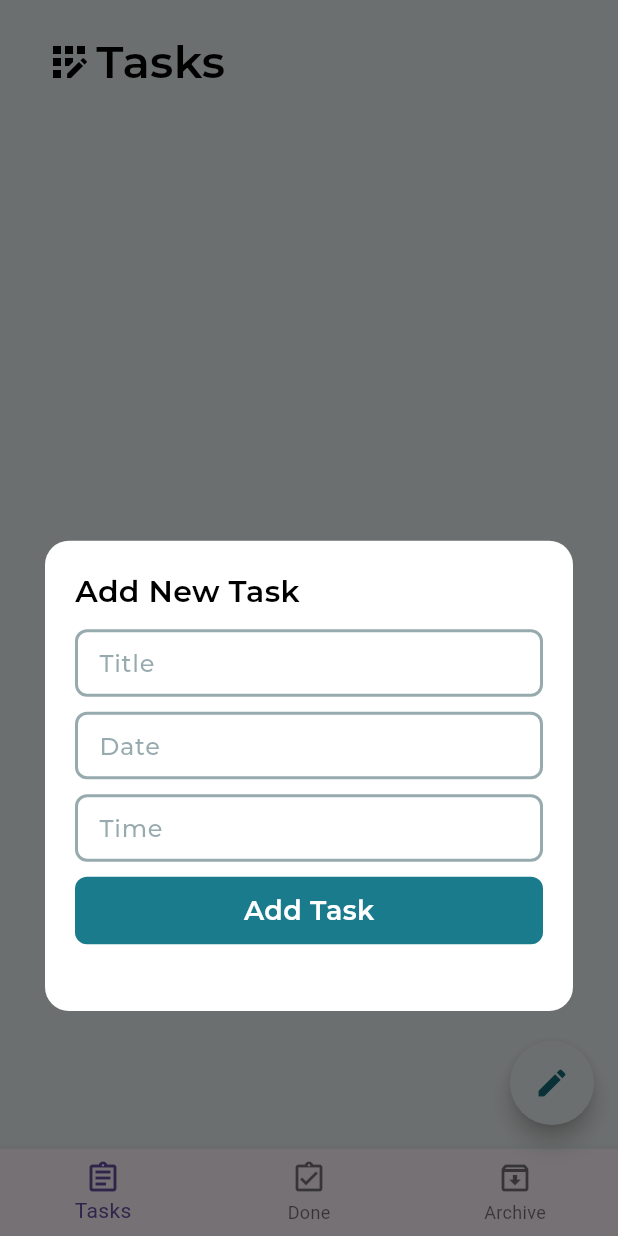
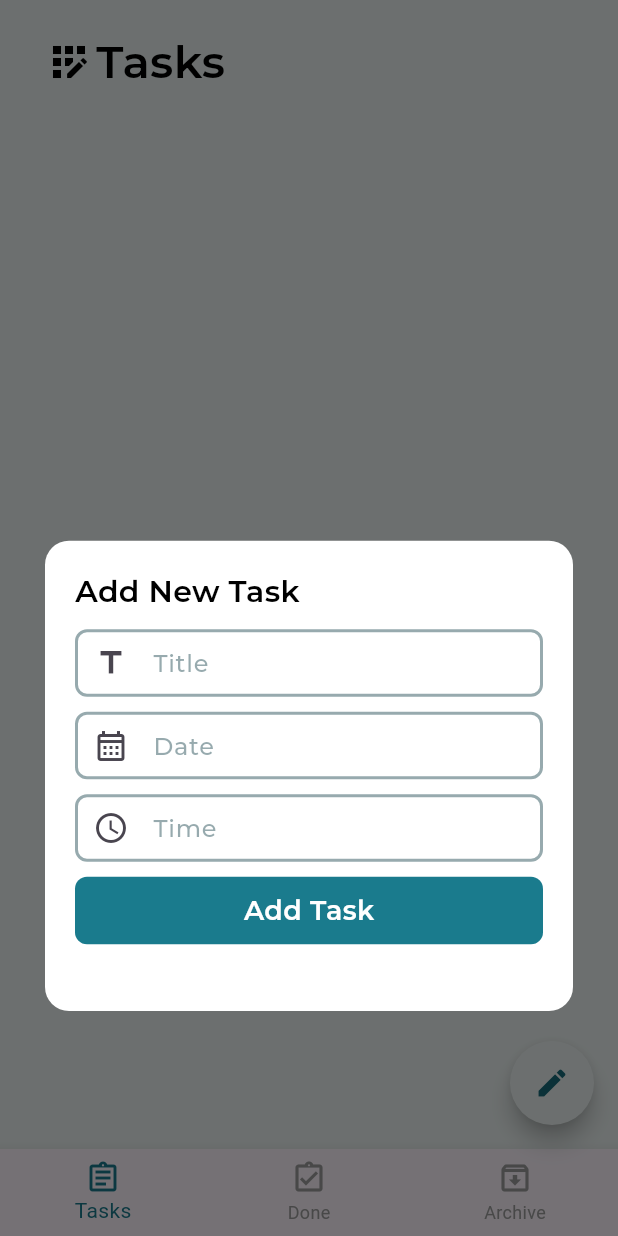
Before and after one commit to Bablu521/Todo-App, a Flutter app: the screen it shows after launch, after a tap on the "edit" icon, on a phone screen of 412 x 824 dp. Run offline on Flutter 3.47's test engine with Material 3 defaults, Android fonts, the phone set to English and light mode, and no system bars; our stand-ins replace dartz, flutter_bloc, get_it, sqflite; accounts and stored records are empty.

Commit message:
update in (insert & get queries) & ui of add task

```diff
--- a/lib/core/di/sevice_locator.dart
+++ b/lib/core/di/sevice_locator.dart
@@ -5,8 +5,8 @@ import 'package:todo_app/features/home/data/repo/home_repo_impl.dart';
 final getIt = GetIt.instance;
 
 void setupSeviceLocator() {
-  getIt.registerSingleton<AppDatabase>(AppDatabase());
+  getIt.registerSingleton<DatabaseHelpher>(DatabaseHelpher());
   getIt.registerSingleton<HomeRepoImpl>(
-    HomeRepoImpl(database: getIt.get<AppDatabase>()),
+    HomeRepoImpl(database: getIt.get<DatabaseHelpher>()),
   );
 }
--- a/lib/core/networking/database.dart
+++ b/lib/core/networking/database.dart
@@ -1,10 +1,15 @@
 import 'package:sqflite/sqflite.dart';
+import 'package:path/path.dart' as p;
+import 'package:todo_app/features/home/data/model/task_model.dart';
 
-class AppDatabase {
+class DatabaseHelpher {
   Database? database;
+
   createDatabase() async {
+    String dbPath = await getDatabasesPath();
+    String path = p.join(dbPath, "todo.db");
     database = await openDatabase(
-      "todo.db",
+      path,
       version: 1,
       onCreate: (Database db, int version) {
         // print("Database Created");
@@ -19,30 +24,33 @@ class AppDatabase {
     );
   }
 
-  insertIntoDatabase({
-    required String title,
-    required String date,
-    required String time,
-  }) {
-    database!.rawInsert(
-      "INSERT INTO tasks (title , date , time , status) Values ('$title' , '$date' , '$time' , 'Pending')",
+  // insertIntoDatabase({
+  //   required String title,
+  //   required String date,
+  //   required String time,
+  // }) {
+  //   database!.rawInsert(
+  //     "INSERT INTO tasks (title , date , time , status) Values ('$title' , '$date' , '$time' , 'Pending')",
+  //   );
+  // }
+
+  Future<void> insertIntoDatabase({required TaskModel task}) async {
+    await database!.insert(
+      "tasks",
+      task.toMap(),
+      conflictAlgorithm: ConflictAlgorithm.replace,
     );
-    // .then((id) {
-    //   print("${id} inserted Successfully");
-    // });
   }
 
   // Future<List<Map<String, dynamic>>> getData() async {
   //   return await database!.rawQuery("SELECT * FROM tasks");
   // }
-  Future<List<Map<String, dynamic>>> getData() {
-    return database!.rawQuery("SELECT * FROM tasks").then((tasks) {
-      return tasks;
-    });
+
+  Future<List<Map<String, dynamic>>> getData() async {
+    return await database!.query("tasks");
   }
 
   deleteFromDatabase({required int id}) async {
-    return await database!.rawDelete("DELETE FROM tasks WHERE id = ?",
-        [id]);
+    return await database!.rawDelete("DELETE FROM tasks WHERE id = ?", [id]);
   }
 }
--- a/lib/features/home/data/model/task_model.dart
+++ b/lib/features/home/data/model/task_model.dart
@@ -1,19 +1,29 @@
 class TaskModel {
-  final int id;
-  final String? title;
-  final String? date;
-  final String? time;
+  final int? id;
+  final String title;
+  final String date;
+  final String time;
   final String status;
 
   TaskModel({
-    required this.id,
+    this.id,
     required this.title,
     required this.date,
     required this.time,
     required this.status,
   });
 
-  factory TaskModel.fromJson(data) {
+  Map <String, dynamic> toMap() {
+    return {
+      "id" : id,
+      "title" : title,
+      "date" : date,
+      "time" : time,
+      "status" : status
+    };
+  }
+
+  factory TaskModel.fromMap(data) {
     return TaskModel(
       id: data["id"],
       title: data["title"],
--- a/lib/features/home/data/repo/home_repo_impl.dart
+++ b/lib/features/home/data/repo/home_repo_impl.dart
@@ -4,7 +4,7 @@ import 'package:todo_app/features/home/data/model/task_model.dart';
 import 'package:todo_app/features/home/data/repo/home_repo.dart';
 
 class HomeRepoImpl implements HomeRepo {
-  final AppDatabase database;
+  final DatabaseHelpher database;
   HomeRepoImpl({required this.database});
   @override
   Future<Either<String, List<TaskModel>>> fetchAllTasks() async {
@@ -12,7 +12,7 @@ class HomeRepoImpl implements HomeRepo {
       var data = await database.getData();
       List<TaskModel> tasks = [];
       for (var item in data) {
-        tasks.add(TaskModel.fromJson(item));
+        tasks.add(TaskModel.fromMap(item));
       }
       return right(tasks);
     } catch (e) {
--- a/lib/features/home/presentation/views/components/custom_text_form_field.dart
+++ b/lib/features/home/presentation/views/components/custom_text_form_field.dart
@@ -4,18 +4,27 @@ import 'package:todo_app/core/utils/styles.dart';
 class CustomTextFormField extends StatelessWidget {
   final TextEditingController controller;
   final String labelText;
-  const CustomTextFormField({super.key, required this.controller , required this.labelText});
+  final Icon prefixIcon;
+  final bool readOnly;
+  final VoidCallback? onTap;
+  const CustomTextFormField({
+    super.key,
+    required this.controller,
+    required this.labelText,
+    required this.prefixIcon,
+    required this.readOnly,
+    this.onTap
+  });
 
   @override
   Widget build(BuildContext context) {
     return TextFormField(
       controller: controller,
-      keyboardType: TextInputType.text,
+      readOnly: readOnly,
+      onTap: onTap,
       decoration: InputDecoration(
-        label: Text(
-          labelText,
-          style: AppStyles.style14.copyWith(fontSize: 16),
-        ),
+        prefixIcon: prefixIcon,
+        label: Text(labelText, style: AppStyles.style14.copyWith(fontSize: 16)),
         filled: true,
         fillColor: Colors.white,
         enabledBorder: outlineInputBorder(),
--- a/lib/features/home/presentation/views/components/task_item_controller.dart
+++ b/lib/features/home/presentation/views/components/task_item_controller.dart
@@ -34,7 +34,7 @@ class TaskItemController extends StatelessWidget {
           Expanded(
             child: InkWell(
               onTap: () async {
-                await getIt.get<AppDatabase>().deleteFromDatabase(id: task.id);
+                await getIt.get<DatabaseHelpher>().deleteFromDatabase(id: task.id!);
                 context.read<AllTasksCubit>().getAllTasks();
               },
               child: Container(
--- a/lib/features/home/presentation/views/components/task_item_details.dart
+++ b/lib/features/home/presentation/views/components/task_item_details.dart
@@ -20,7 +20,7 @@ class TaskItemDetails extends StatelessWidget {
               crossAxisAlignment: CrossAxisAlignment.start,
               children: [
                 Text(
-                  task.title ?? "Title",
+                  task.title,
                   style: AppStyles.style22,
                   overflow: TextOverflow.ellipsis,
                   maxLines: 1,
@@ -29,7 +29,7 @@ class TaskItemDetails extends StatelessWidget {
                 IntrinsicHeight(
                   child: Row(
                     children: [
-                      Text(task.date ?? "Date", style: AppStyles.style14),
+                      Text(task.date, style: AppStyles.style14),
                       VerticalDivider(
                         thickness: 1.4,
                         width: 15,
@@ -37,7 +37,7 @@ class TaskItemDetails extends StatelessWidget {
                         indent: 4, // Shortens from the top
                         endIndent: 4,
                       ),
-                      Text(task.time ?? "Time", style: AppStyles.style14),
+                      Text(task.time, style: AppStyles.style14),
                     ],
                   ),
                 ),
--- a/lib/features/home/presentation/views/components/tasks_listview_item.dart
+++ b/lib/features/home/presentation/views/components/tasks_listview_item.dart
@@ -11,6 +11,9 @@ class TasksListViewItem extends StatelessWidget {
   Widget build(BuildContext context) {
     return Padding(
       padding: EdgeInsets.symmetric(vertical: 10),
+      child: Material(
+        elevation: 5,
+        borderRadius: BorderRadius.circular(16),
         child: Container(
           padding: EdgeInsets.all(15),
           height: 135,
@@ -26,6 +29,7 @@ class TasksListViewItem extends StatelessWidget {
             ],
           ),
         ),
+      ),
     );
   }
 }
--- a/lib/features/home/presentation/views/home_view.dart
+++ b/lib/features/home/presentation/views/home_view.dart
@@ -4,7 +4,7 @@ import 'package:todo_app/core/di/sevice_locator.dart';
 import 'package:todo_app/core/networking/database.dart';
 import 'package:todo_app/core/utils/colors.dart';
 import 'package:todo_app/core/utils/styles.dart';
-import 'package:todo_app/features/home/data/repo/home_repo_impl.dart';
+import 'package:todo_app/features/home/data/model/task_model.dart';
 import 'package:todo_app/features/home/logic/cubit/all_tasks_cubit.dart';
 import 'package:todo_app/features/home/presentation/views/components/custom_text_form_field.dart';
 import 'package:todo_app/features/home/presentation/views/components/home_view_body.dart';
@@ -17,6 +17,8 @@ class HomeView extends StatefulWidget {
 }
 
 class _HomeViewState extends State<HomeView> {
+  int currentIndex = 0;
+  List<Widget> views = [View1(), View2(), View3()];
   final TextEditingController titleController = TextEditingController();
   final TextEditingController dateController = TextEditingController();
   final TextEditingController timeController = TextEditingController();
@@ -27,7 +29,9 @@ class _HomeViewState extends State<HomeView> {
   @override
   void initState() {
     super.initState();
-    // getIt.get<AppDatabase>().createDatabase();
+    getIt.get<DatabaseHelpher>().createDatabase().then((_) {
+      context.read<AllTasksCubit>().getAllTasks();
+    });
   }
 
   @override
@@ -38,11 +42,72 @@ class _HomeViewState extends State<HomeView> {
     timeController.dispose();
   }
 
+  Future<void> pickDate() async {
+    DateTime? pickedDate = await showDatePicker(
+      context: context,
+      initialDate: DateTime.now(),
+      firstDate: DateTime.now(),
+      lastDate: DateTime(2050),
+    );
+    if (pickedDate != null) {
+      dateController.text =
+          "${pickedDate.day.toString().padLeft(2, "0")}-${pickedDate.month.toString().padLeft(2, "0")}-${pickedDate.year}";
+    }
+  }
+
+  Future<void> pickTime() async {
+    TimeOfDay? pickedTime = await showTimePicker(
+      context: context,
+      initialTime: TimeOfDay.now(),
+    );
+    if (pickedTime != null) {
+      timeController.text =
+          "${pickedTime.hour.toString().padLeft(2, "0")}:${pickedTime.minute.toString().padLeft(2, "0")}";
+    }
+  }
+
+  addTask() async {
+    if (titleController.text.isNotEmpty &&
+        dateController.text.isNotEmpty &&
+        timeController.text.isNotEmpty) {
+      TaskModel newTask = TaskModel(
+        title: titleController.text,
+        date: dateController.text,
+        time: timeController.text,
+        status: "todo",
+      );
+      await getIt.get<DatabaseHelpher>().insertIntoDatabase(task: newTask);
+
+      titleController.clear();
+      dateController.clear();
+      timeController.clear();
+
+      context.read<AllTasksCubit>().getAllTasks();
+      Navigator.maybePop(context);
+    } else {
+      ScaffoldMessenger.of(context).showSnackBar(
+        SnackBar(
+          content: Text('Please fill in all the task details.'),
+          backgroundColor: Colors.grey,
+          duration: Duration(seconds: 2),
+        ),
+      );
+    }
+  }
+
   @override
   Widget build(BuildContext context) {
     return SafeArea(
       child: Scaffold(
         bottomNavigationBar: BottomNavigationBar(
+          currentIndex: currentIndex,
+          selectedItemColor: AppColors.btnColor,
+          unselectedItemColor: Colors.grey,
+          onTap: (int newIndex) {
+            setState(() {
+              currentIndex = newIndex;
+            });
+          },
           items: [
             BottomNavigationBarItem(
               icon: Icon(Icons.assignment_outlined),
@@ -91,6 +156,8 @@ class _HomeViewState extends State<HomeView> {
                             child: CustomTextFormField(
                               controller: titleController,
                               labelText: "Title",
+                              prefixIcon: Icon(Icons.title),
+                              readOnly: false,
                             ),
                           ),
                           SizedBox(height: 10),
@@ -99,6 +166,9 @@ class _HomeViewState extends State<HomeView> {
                             child: CustomTextFormField(
                               controller: dateController,
                               labelText: "Date",
+                              prefixIcon: Icon(Icons.calendar_month_outlined),
+                              readOnly: true,
+                              onTap: pickDate,
                             ),
                           ),
                           SizedBox(height: 10),
@@ -107,28 +177,14 @@ class _HomeViewState extends State<HomeView> {
                             child: CustomTextFormField(
                               controller: timeController,
                               labelText: "Time",
+                              prefixIcon: Icon(Icons.access_time_outlined),
+                              readOnly: true,
+                              onTap: pickTime,
                             ),
                           ),
                           SizedBox(height: 10),
                           InkWell(
-                            onTap: () async {
-                              title = titleController.text;
-                              date = dateController.text;
-                              time = timeController.text;
-                              // print("$title , $date , $time");
-                              await getIt.get<AppDatabase>().insertIntoDatabase(
-                                title: title,
-                                date: date,
-                                time: time,
-                              );
-                              await getIt.get<AppDatabase>().getData();
-                              titleController.clear();
-                              dateController.clear();
-                              timeController.clear();
-
-                              Navigator.maybePop(context);
-                              context.read<AllTasksCubit>().getAllTasks();
-                            },
+                            onTap: addTask,
                             child: Container(
                               alignment: Alignment.center,
                               width: double.infinity,
@@ -157,8 +213,35 @@ class _HomeViewState extends State<HomeView> {
           shape: StadiumBorder(),
           child: Icon(Icons.edit, color: Color.fromARGB(255, 23, 107, 122)),
         ),
-        body: HomeViewBody(),
+        body: views[currentIndex],
       ),
     );
   }
 }
+
+class View1 extends StatelessWidget {
+  const View1({super.key});
+
+  @override
+  Widget build(BuildContext context) {
+    return HomeViewBody();
+  }
+}
+
+class View2 extends StatelessWidget {
+  const View2({super.key});
+
+  @override
+  Widget build(BuildContext context) {
+    return Scaffold();
+  }
+}
+
+class View3 extends StatelessWidget {
+  const View3({super.key});
+
+  @override
+  Widget build(BuildContext context) {
+    return Scaffold();
+  }
+}
--- a/lib/main.dart
+++ b/lib/main.dart
@@ -1,7 +1,6 @@
 import 'package:flutter/material.dart';
 import 'package:flutter_bloc/flutter_bloc.dart';
 import 'package:todo_app/core/di/sevice_locator.dart';
-import 'package:todo_app/core/networking/database.dart';
 import 'package:todo_app/core/routes/app_router.dart';
 import 'package:todo_app/core/utils/colors.dart';
 import 'package:todo_app/features/home/data/repo/home_repo_impl.dart';
@@ -10,9 +9,9 @@ import 'package:todo_app/features/home/presentation/views/home_view.dart';
 import 'package:todo_app/features/splash/presentation/views/splash_view.dart';
 
 void main() {
-  WidgetsFlutterBinding.ensureInitialized();
+  // WidgetsFlutterBinding.ensureInitialized();
   setupSeviceLocator();
-  getIt.get<AppDatabase>().createDatabase();
+  // getIt.get<AppDatabase>().createDatabase();
   runApp(const TodoApp());
 }
 
@@ -22,7 +21,7 @@ class TodoApp extends StatelessWidget {
   @override
   Widget build(BuildContext context) {
     return BlocProvider(
-      create: (context) => AllTasksCubit(homeRepo: getIt.get<HomeRepoImpl>())..getAllTasks(),
+      create: (context) => AllTasksCubit(homeRepo: getIt.get<HomeRepoImpl>()),
       child: MaterialApp(
         routes: {AppRouter.homeScreen: (context) => HomeView()},
         theme: ThemeData.light().copyWith(
--- a/pubspec.yaml
+++ b/pubspec.yaml
@@ -38,6 +38,7 @@ dependencies:
   get_it: ^8.0.3
   dartz: ^0.10.1
   flutter_bloc: ^9.1.0
+  path: ^1.9.1
 
 dev_dependencies:
   flutter_test:
```
Also changed, not shown: pubspec.lock. Lines whose indentation alone changed are shown as unchanged.
